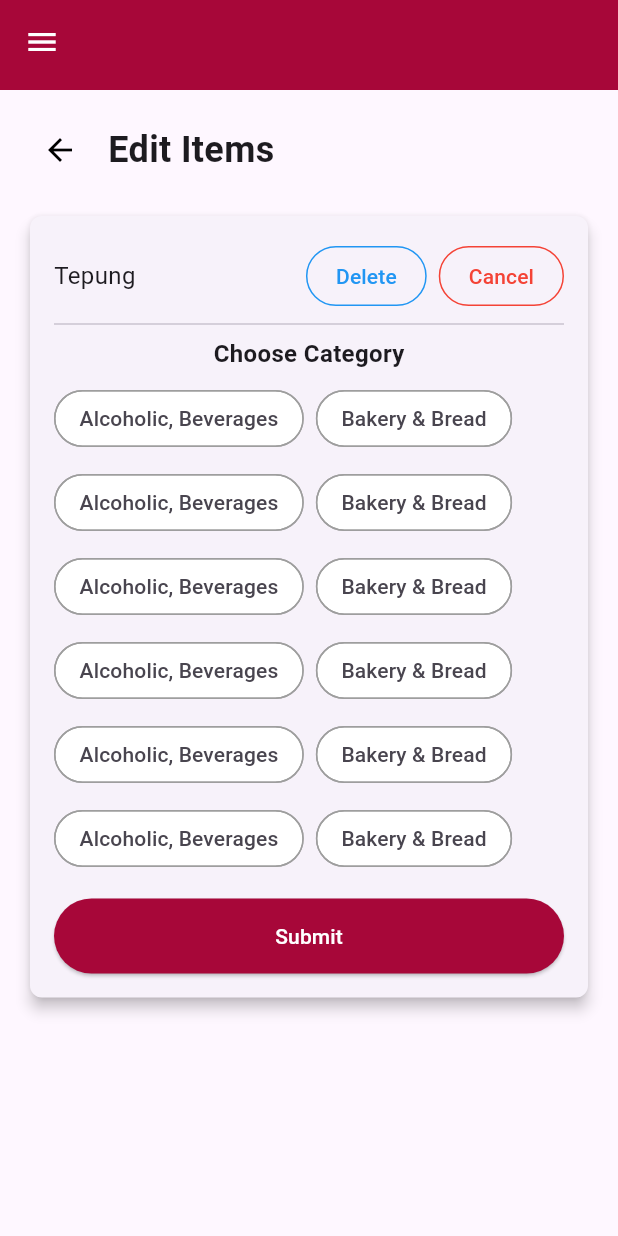
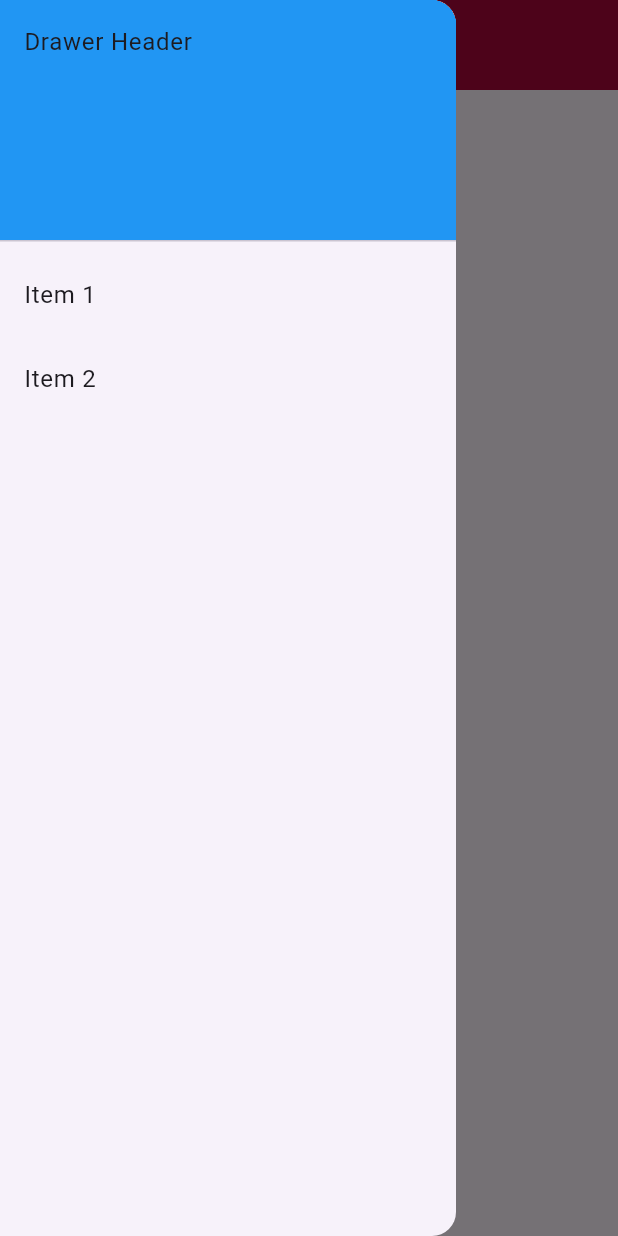
Before and after one commit to michael29-code/ux_team_project, a Flutter app: the screen it shows after launch, with the side drawer open (before the commit the screen has no drawer), on a phone screen of 412 x 824 dp. Run offline on Flutter 3.47's test engine with Material 3 defaults, Android fonts, the phone set to English and light mode, and no system bars; our stand-ins replace google_fonts.

Commit message:
Commit 1

```diff
--- a/lib/main.dart
+++ b/lib/main.dart
@@ -1,9 +1,9 @@
 import 'package:flutter/material.dart';
 import 'package:google_fonts/google_fonts.dart';
+import 'package:ux_team_project/pages/my_recipes.dart';
 import 'pages/profile.dart'; // Pastikan jalur ini benar
 import 'pages/create_recipe.dart';
 import 'pages/shopping_list.dart';
-import 'pages/category_list.dart';
 
 void main() {
   runApp(const MyApp());
@@ -18,9 +18,9 @@ class MyApp extends StatelessWidget {
       title: 'Flutter Demo',
       theme: ThemeData(
         // Tema aplikasi
-        textTheme: GoogleFonts.istokWebTextTheme(Theme.of(context).textTheme),
+        // textTheme: GoogleFonts.istokWebTextTheme(Theme.of(context).textTheme),
       ),
-      home: const CategoryList(),
+      home: const MyRecipes(),
     );
   }
 }
--- a/lib/pages/category_list.dart
+++ /dev/null
@@ -1,178 +0,0 @@
-import 'package:flutter/material.dart';
-import 'package:ux_team_project/pages/header.dart';
-
-class CategoryList extends StatefulWidget {
-  const CategoryList({super.key});
-
-  @override
-  _CategoryListState createState() => _CategoryListState();
-}
-
-class _CategoryListState extends State<CategoryList> {
-  String _selectedCategory = '';
-
-  @override
-  Widget build(BuildContext context) {
-    return Scaffold(
-      appBar: const Header(),
-      body: Padding(
-        padding: const EdgeInsets.all(16.0),
-        child: Column(
-          crossAxisAlignment: CrossAxisAlignment.start,
-          children: <Widget>[
-            Row(
-              children: [
-                IconButton(
-                  icon: const Icon(Icons.arrow_back, color: Colors.black),
-                  onPressed: () {
-                    Navigator.pop(context);
-                  },
-                ),
-                const SizedBox(width: 8.0),
-                const Text(
-                  'Edit Items',
-                  style: TextStyle(
-                    fontSize: 24.0,
-                    fontWeight: FontWeight.bold,
-                  ),
-                ),
-              ],
-            ),
-            const SizedBox(height: 16.0),
-            Center(
-              child: Card(
-                shape: RoundedRectangleBorder(
-                  borderRadius: BorderRadius.circular(8.0),
-                ),
-                elevation: 4.0,
-                child: Padding(
-                  padding: const EdgeInsets.all(16.0),
-                  child: Column(
-                    crossAxisAlignment: CrossAxisAlignment.start,
-                    children: <Widget>[
-                      Row(
-                        mainAxisAlignment: MainAxisAlignment.spaceBetween,
-                        children: [
-                          const Text(
-                            'Tepung',
-                            style: TextStyle(fontSize: 16.0),
-                          ),
-                          Row(
-                            children: [
-                              OutlinedButton(
-                                onPressed: () {
-                                  // Handle Delete
-                                },
-                                style: OutlinedButton.styleFrom(
-                                  side: const BorderSide(color: Colors.blue),
-                                  shape: RoundedRectangleBorder(
-                                    borderRadius: BorderRadius.circular(30.0),
-                                  ),
-                                  padding: const EdgeInsets.symmetric(
-                                      horizontal: 20, vertical: 10),
-                                ),
-                                child: const Text(
-                                  'Delete',
-                                  style: TextStyle(color: Colors.blue),
-                                ),
-                              ),
-                              const SizedBox(width: 8.0),
-                              OutlinedButton(
-                                onPressed: () {
-                                  // Handle Cancel
-                                },
-                                style: OutlinedButton.styleFrom(
-                                  side: const BorderSide(color: Colors.red),
-                                  shape: RoundedRectangleBorder(
-                                    borderRadius: BorderRadius.circular(30.0),
-                                  ),
-                                  padding: const EdgeInsets.symmetric(
-                                      horizontal: 20, vertical: 10),
-                                ),
-                                child: const Text(
-                                  'Cancel',
-                                  style: TextStyle(color: Colors.red),
-                                ),
-                              ),
-                            ],
-                          ),
-                        ],
-                      ),
-                      const Divider(),
-                      const Center(
-                        child: Text(
-                          'Choose Category',
-                          style: TextStyle(
-                              fontSize: 16.0, fontWeight: FontWeight.bold),
-                        ),
-                      ),
-                      const SizedBox(height: 8.0),
-                      Wrap(
-                        spacing: 8.0,
-                        runSpacing: 8.0,
-                        children: [
-                          _buildChoiceChip('Alcoholic, Beverages'),
-                          _buildChoiceChip('Bakery & Bread'),
-                          _buildChoiceChip('Alcoholic, Beverages'),
-                          _buildChoiceChip('Bakery & Bread'),
-                          _buildChoiceChip('Alcoholic, Beverages'),
-                          _buildChoiceChip('Bakery & Bread'),
-                          _buildChoiceChip('Alcoholic, Beverages'),
-                          _buildChoiceChip('Bakery & Bread'),
-                          _buildChoiceChip('Alcoholic, Beverages'),
-                          _buildChoiceChip('Bakery & Bread'),
-                          _buildChoiceChip('Alcoholic, Beverages'),
-                          _buildChoiceChip('Bakery & Bread'),
-                        ],
-                      ),
-                      const SizedBox(height: 16.0),
-                      Center(
-                        child: SizedBox(
-                          width: double.infinity,
-                          child: ElevatedButton(
-                            onPressed: () {
-                              // Handle Submit
-                            },
-                            style: ElevatedButton.styleFrom(
-                              backgroundColor: const Color(0xFFA70739),
-                              padding: const EdgeInsets.symmetric(vertical: 15),
-                              shape: RoundedRectangleBorder(
-                                borderRadius: BorderRadius.circular(30.0),
-                              ),
-                            ),
-                            child: const Text(
-                              'Submit',
-                              style: TextStyle(color: Colors.white),
-                            ),
-                          ),
-                        ),
-                      ),
-                    ],
-                  ),
-                ),
-              ),
-            ),
-          ],
-        ),
-      ),
-    );
-  }
-
-  Widget _buildChoiceChip(String label) {
-    return ChoiceChip(
-      label: Text(label),
-      selected: _selectedCategory == label,
-      onSelected: (bool selected) {
-        setState(() {
-          _selectedCategory = selected ? label : '';
-        });
-      },
-      selectedColor: Colors.grey[300],
-      backgroundColor: Colors.white,
-      shape: RoundedRectangleBorder(
-        borderRadius: BorderRadius.circular(30.0),
-        side: const BorderSide(color: Colors.grey),
-      ),
-    );
-  }
-}
--- a/lib/pages/create_recipe.dart
+++ b/lib/pages/create_recipe.dart
@@ -1,5 +1,6 @@
 import 'package:flutter/material.dart';
-import 'package:ux_team_project/pages/header.dart';
+import 'package:ux_team_project/widgets/header.dart';
+import 'package:ux_team_project/widgets/sidebar.dart';
 
 class CreateRecipe extends StatefulWidget {
   const CreateRecipe({super.key});
@@ -69,6 +70,7 @@ class _CreateRecipeState extends State<CreateRecipe> {
   @override
   Widget build(BuildContext context) {
     return Scaffold(
+      drawer: Sidebar(),
       appBar: const Header(),
       body: SingleChildScrollView(
         padding: const EdgeInsets.all(16.0),
--- /dev/null
+++ b/lib/pages/my_recipes.dart
@@ -0,0 +1,27 @@
+import 'package:flutter/material.dart';
+import 'package:ux_team_project/widgets/header.dart';
+import 'package:ux_team_project/widgets/sidebar.dart';
+
+class MyRecipes extends StatefulWidget {
+  const MyRecipes({super.key});
+
+  @override
+  State<MyRecipes> createState() => _MyRecipesState();
+}
+
+class _MyRecipesState extends State<MyRecipes> {
+  @override
+  Widget build(BuildContext context) {
+    return Scaffold(
+      appBar: Header(),
+      drawer: Sidebar(),
+      body: SafeArea(
+        child: Container(
+          child: Column(
+            children: [],
+          ),
+        ),
+      ),
+    );
+  }
+}
--- a/lib/pages/profile.dart
+++ b/lib/pages/profile.dart
@@ -1,6 +1,6 @@
 import 'package:flutter/material.dart';
 import 'package:google_fonts/google_fonts.dart';
-import 'header.dart';
+import 'package:ux_team_project/widgets/header.dart';
 import 'login.dart';
 
 class SettingsProfilePage extends StatelessWidget {
--- a/lib/pages/shopping_list.dart
+++ b/lib/pages/shopping_list.dart
@@ -1,5 +1,5 @@
 import 'package:flutter/material.dart';
-import 'package:ux_team_project/pages/header.dart';
+import 'package:ux_team_project/widgets/header.dart';
 
 class ShoppingList extends StatefulWidget {
   const ShoppingList({super.key});
--- a/lib/pages/header.dart
+++ b/lib/widgets/header.dart
@@ -10,13 +10,13 @@ class Header extends StatelessWidget implements PreferredSizeWidget {
   Widget build(BuildContext context) {
     return AppBar(
       backgroundColor: const Color(0xFFA70739), // Warna header
-      leading: IconButton(
-        icon: const Icon(Icons.menu),
-        onPressed: () {
-          Scaffold.of(context).openDrawer(); // Menampilkan drawer menu jika ada
-        },
-        color: Colors.white, // Warna ikon hamburger menu
-      ),
+      // leading: IconButton(
+      //   icon: const Icon(Icons.menu),
+      //   onPressed: () {
+      //     Scaffold.of(context).openDrawer(); // Menampilkan drawer menu jika ada
+      //   },
+      //   color: Colors.white, // Warna ikon hamburger menu
+      // ),
       title: SizedBox.shrink(), // Menghilangkan judul dari AppBar
       elevation: 0, // Menghilangkan bayangan di bawah header
     );
--- /dev/null
+++ b/lib/widgets/sidebar.dart
@@ -0,0 +1,37 @@
+import 'package:flutter/material.dart';
+
+class Sidebar extends StatelessWidget {
+  const Sidebar({super.key});
+
+  @override
+  Widget build(BuildContext context) {
+    return Drawer(
+      child: ListView(
+        // Important: Remove any padding from the ListView.
+        padding: EdgeInsets.zero,
+        children: [
+          const DrawerHeader(
+            decoration: BoxDecoration(
+              color: Colors.blue,
+            ),
+            child: Text('Drawer Header'),
+          ),
+          ListTile(
+            title: const Text('Item 1'),
+            onTap: () {
+              // Update the state of the app.
+              // ...
+            },
+          ),
+          ListTile(
+            title: const Text('Item 2'),
+            onTap: () {
+              // Update the state of the app.
+              // ...
+            },
+          ),
+        ],
+      ),
+    );
+  }
+}
```
